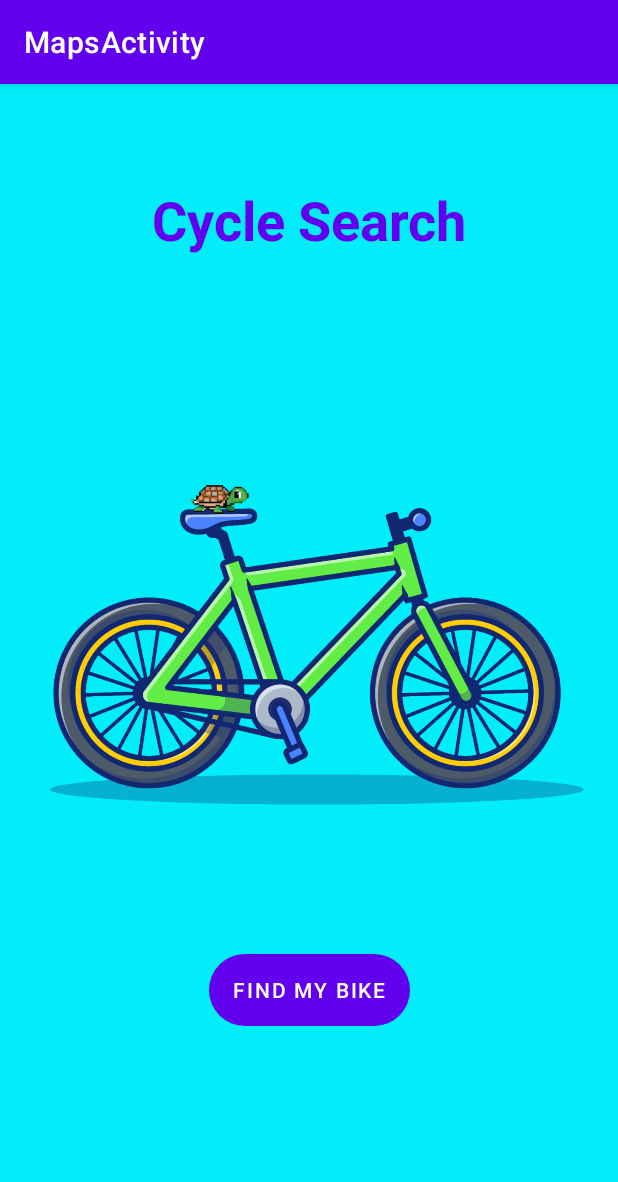
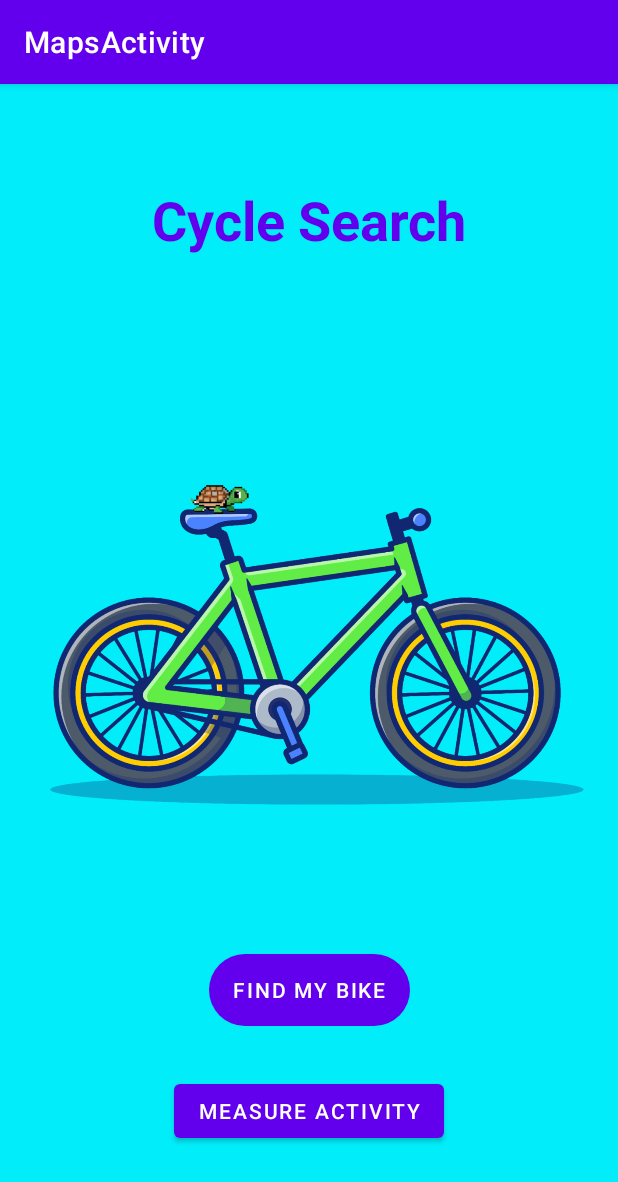
Before and after one commit to MrMoussie/CycleSearch, an Android app: the screen it shows after launch (MapsActivity), on a phone screen of 412 x 824 dp. Shown: the top 1182 px of the screen. Run offline under Robolectric (Android 15) with nearby library versions, the phone set to English and light mode, and no system bars; our stand-ins replace navigation-ui; libraries missing offline, so code that uses them is left out: com.karumi.dexter, com.opencsv; 1 statement that could not run was skipped.

Commit message:
Tried adding new button on main layout. Didn't work so far. Added additional small changes to the code.

```diff
--- a/app/src/main/java/com/example/cyclesearch/MapsActivity.java
+++ b/app/src/main/java/com/example/cyclesearch/MapsActivity.java
@@ -85,7 +85,7 @@ public class MapsActivity extends AppCompatActivity implements OnMapReadyCallbac
         button4.setOnClickListener(this);
         button5 = (Button) findViewById(R.id.button_reset);
         button5.setOnClickListener(this);
-        button6 = (Button) findViewById(R.id.button3);
+        button6 = (Button) findViewById(R.id.activityButton);
         button6.setOnClickListener(this);
 
         frame2 = findViewById(R.id.ConstraintLayout);
@@ -258,8 +258,10 @@ public class MapsActivity extends AppCompatActivity implements OnMapReadyCallbac
                 sensorOFF();
                 excel.writeData(new ArrayList<>(Arrays.asList(0.0f,0.0f,0.0f)), new ArrayList<>(Arrays.asList(0.0f,0.0f,0.0f)), 0, "init");
                 break;
-            case R.id.button3:
+            case R.id.activityButton:
                 System.out.println("System GO BACK");
+                findViewById(R.id.includeWeka).setVisibility(View.VISIBLE);
+                frame2.setVisibility(View.GONE);
                 break;
             default:
                 System.out.println("Entered default");
--- a/app/src/main/res/layout/activity_main.xml
+++ b/app/src/main/res/layout/activity_main.xml
@@ -13,15 +13,15 @@
             />
 
     <include
-        android:id="@+id/include"
-        android:visibility="visible"
-        layout="@layout/content_main" />
+        android:id="@+id/includeWeka"
+        layout="@layout/content_main"
+        android:visibility="visible" />
 
     <include
         android:id="@+id/include2"
         android:visibility="gone"
-        layout="@layout/fragment_weka" />
-
+        layout="@layout/fragment_weka"
+        />
 
     <androidx.constraintlayout.widget.ConstraintLayout
         android:id="@+id/ConstraintLayout"
--- a/app/src/main/res/layout/content_main.xml
+++ b/app/src/main/res/layout/content_main.xml
@@ -1,6 +1,7 @@
 <?xml version="1.0" encoding="utf-8"?>
 <androidx.constraintlayout.widget.ConstraintLayout xmlns:android="http://schemas.android.com/apk/res/android"
     xmlns:app="http://schemas.android.com/apk/res-auto"
+    xmlns:tools="http://schemas.android.com/tools"
     android:layout_width="match_parent"
     android:layout_height="match_parent"
     app:layout_behavior="@string/appbar_scrolling_view_behavior">
@@ -8,13 +9,14 @@
     <fragment
         android:id="@+id/nav_host_fragment_content_main"
         android:name="androidx.navigation.fragment.NavHostFragment"
-        android:visibility="visible"
         android:layout_width="0dp"
         android:layout_height="0dp"
+        android:visibility="visible"
         app:defaultNavHost="true"
         app:layout_constraintBottom_toBottomOf="parent"
         app:layout_constraintEnd_toEndOf="parent"
         app:layout_constraintStart_toStartOf="parent"
         app:layout_constraintTop_toTopOf="parent"
         app:navGraph="@navigation/nav_graph3" />
+
 </androidx.constraintlayout.widget.ConstraintLayout>
--- a/app/src/main/res/layout/fragment_first.xml
+++ b/app/src/main/res/layout/fragment_first.xml
@@ -22,6 +22,21 @@
         app:layout_constraintTop_toTopOf="parent"
         app:layout_constraintVertical_bias="0.806"
         android:background="@drawable/corner_radius"/>
+
+    <Button
+        android:id="@+id/activityButton"
+        android:layout_width="wrap_content"
+        android:layout_height="wrap_content"
+        android:layout_marginStart="115dp"
+        android:layout_marginTop="642dp"
+        android:layout_marginEnd="115dp"
+        android:layout_marginBottom="41dp"
+        android:text="Measure activity"
+        app:layout_anchorGravity="bottom|center"
+        app:layout_constraintBottom_toBottomOf="parent"
+        app:layout_constraintEnd_toEndOf="parent"
+        app:layout_constraintStart_toStartOf="parent"
+        app:layout_constraintTop_toTopOf="parent" />
 
     <ImageView
         android:id="@+id/imageView8"
```
